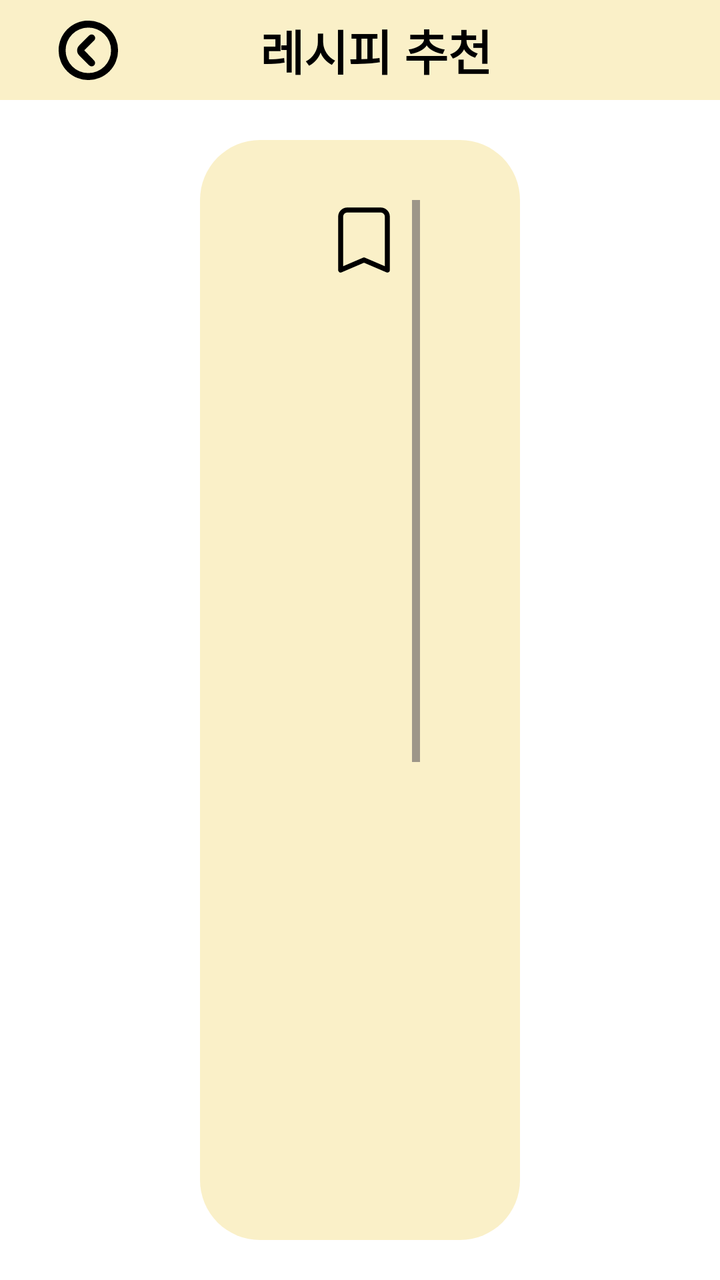
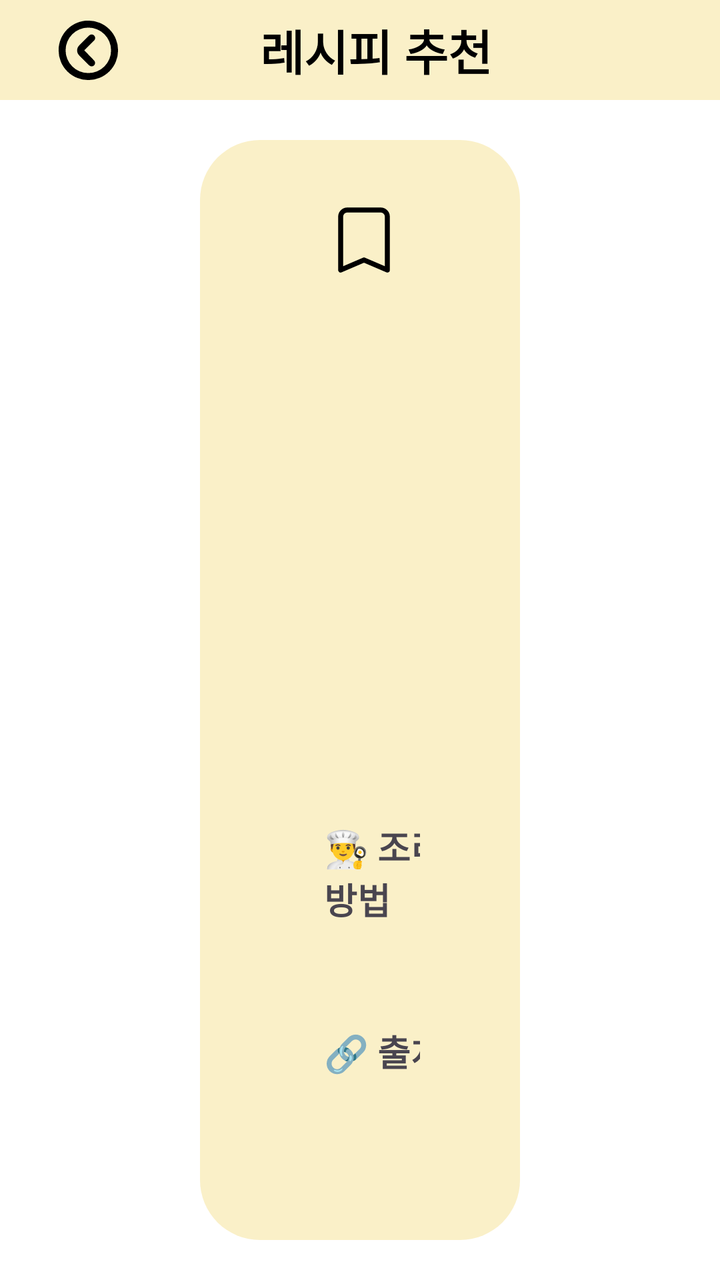

Two renders of the same Android screen: before a commit and after it. Below are the layout's source before the change and the commit's diff.
<!-- AndroidManifest.xml: application theme Theme.PickAndCook -->
<!-- res/layout/activity_recipe_detail.xml -->
<?xml version="1.0" encoding="utf-8"?>
<androidx.constraintlayout.widget.ConstraintLayout xmlns:android="http://schemas.android.com/apk/res/android"
    xmlns:app="http://schemas.android.com/apk/res-auto"
    xmlns:tools="http://schemas.android.com/tools"
    android:layout_width="match_parent"
    android:layout_height="match_parent"
    android:background="@android:color/white">

    <androidx.appcompat.widget.Toolbar
        android:id="@+id/toolbar"
        android:layout_width="0dp"
        android:layout_height="50dp"
        android:background="@color/main"
        android:paddingStart="16dp"
        app:navigationIcon="@drawable/ic_arrow_back"
        app:layout_constraintTop_toTopOf="parent"
        app:layout_constraintStart_toStartOf="parent"
        app:layout_constraintEnd_toEndOf="parent">

        <TextView
            android:layout_width="wrap_content"
            android:layout_height="wrap_content"
            android:layout_gravity="center"
            android:text="레시피 추천"
            android:textAppearance="@style/TitleTextStyle" />
    </androidx.appcompat.widget.Toolbar>

    <androidx.constraintlayout.widget.ConstraintLayout
        android:id="@+id/infoCard"
        android:layout_width="0dp"
        android:layout_height="0dp"
        android:background="@drawable/bg_rounded"
        android:backgroundTint="@color/main"
        android:paddingTop="30dp"
        android:paddingBottom="30dp"
        android:paddingLeft="50dp"
        android:paddingRight="50dp"
        android:layout_marginStart="100dp"
        android:layout_marginEnd="100dp"
        android:layout_marginTop="20dp"
        android:layout_marginBottom="20dp"
        app:layout_constraintTop_toBottomOf="@id/toolbar"
        app:layout_constraintStart_toStartOf="parent"
        app:layout_constraintEnd_toEndOf="parent"
        app:layout_constraintBottom_toBottomOf="parent">

        
        <ScrollView
            android:layout_width="0dp"
            android:layout_height="0dp"
            app:layout_constraintTop_toTopOf="parent"
            app:layout_constraintBottom_toBottomOf="parent"
            app:layout_constraintStart_toStartOf="parent"
            app:layout_constraintEnd_toEndOf="parent">

            <androidx.constraintlayout.widget.ConstraintLayout
                android:layout_width="match_parent"
                android:layout_height="wrap_content"
                android:paddingBottom="16dp">


                
                <TextView
                    android:id="@+id/recipeName"
                    android:layout_width="wrap_content"
                    android:layout_height="wrap_content"
                    android:text=""
                    android:textSize="@dimen/title2_text_size"
                    android:textStyle="bold"
                    android:textColor="@color/black"
                    app:layout_constraintTop_toTopOf="parent"
                    app:layout_constraintStart_toStartOf="parent"
                    app:layout_constraintEnd_toEndOf="parent" />

                
                <ImageView
                    android:id="@+id/bookmarkBtn"
                    android:layout_width="wrap_content"
                    android:layout_height="wrap_content"
                    android:src="@drawable/ic_bookmark_border"
                    android:contentDescription="즐겨찾기"
                    app:layout_constraintTop_toTopOf="parent"
                    app:layout_constraintEnd_toEndOf="parent"
                    android:layout_marginEnd="8dp" />

                <androidx.constraintlayout.widget.ConstraintLayout
                    android:id="@+id/imageWithIngredientsLayout"
                    android:layout_width="0dp"
                    android:layout_height="wrap_content"
                    android:layout_marginTop="30dp"
                    app:layout_constraintTop_toBottomOf="@id/recipeName"
                    app:layout_constraintStart_toStartOf="parent"
                    app:layout_constraintEnd_toEndOf="parent">

                    
                    <ImageView
                        android:id="@+id/recipeImageView"
                        android:layout_width="0dp"
                        android:layout_height="0dp"
                        app:layout_constraintWidth_percent="0.35"
                        app:layout_constraintDimensionRatio="1:1"
                        app:layout_constraintTop_toTopOf="parent"
                        app:layout_constraintStart_toStartOf="parent"
                        app:layout_constraintBottom_toBottomOf="parent"
                        app:layout_constraintEnd_toStartOf="@id/ingredientGroup"
                        android:scaleType="centerCrop" />

                    
                    <LinearLayout
                        android:id="@+id/ingredientGroup"
                        android:layout_width="0dp"
                        android:layout_height="wrap_content"
                        android:orientation="vertical"
                        android:layout_marginStart="80dp"
                        app:layout_constraintTop_toTopOf="@id/recipeImageView"
                        app:layout_constraintBottom_toBottomOf="@id/recipeImageView"
                        app:layout_constraintStart_toEndOf="@id/recipeImageView"
                        app:layout_constraintEnd_toEndOf="parent">

                        
                        <TextView
                            android:id="@+id/ingredientTitle"
                            android:layout_width="wrap_content"
                            android:layout_height="wrap_content"
                            android:text="📋 재료"
                            android:textStyle="bold"
                            android:textSize="@dimen/title1_text_size" />
                        <Button
                            android:id="@+id/compareFridgeBtn"
                            android:layout_width="wrap_content"
                            android:layout_height="wrap_content"
                            android:text="조미료 확인 및 내 냉장고에 없는 재료 찾기"/>


                        
                        <TextView
                            android:id="@+id/recipeIngredients"
                            android:layout_width="wrap_content"
                            android:layout_height="wrap_content"
                            android:layout_marginTop="4dp"
                            android:text=""
                            android:textSize="16dp" />
                    </LinearLayout>

                </androidx.constraintlayout.widget.ConstraintLayout>



                
                <TextView
                    android:id="@+id/stepTitle"
                    android:layout_width="wrap_content"
                    android:layout_height="wrap_content"
                    android:text="👨‍🍳 조리 방법"
                    android:textStyle="bold"
                    android:textSize="@dimen/title1_text_size"
                    android:layout_marginStart="12dp"
                    android:layout_marginTop="24dp"
                    app:layout_constraintTop_toBottomOf="@id/imageWithIngredientsLayout"
                    app:layout_constraintStart_toStartOf="parent" />

                
                <TextView
                    android:id="@+id/recipeSteps"
                    android:layout_width="0dp"
                    android:layout_height="wrap_content"
                    android:text=""
                    android:textSize="16dp"
                    android:layout_marginStart="12dp"
                    android:layout_marginTop="4dp"
                    app:layout_constraintTop_toBottomOf="@id/stepTitle"
                    app:layout_constraintStart_toStartOf="parent"
                    app:layout_constraintEnd_toEndOf="parent" />

                
                <TextView
                    android:id="@+id/sourceTitle"
                    android:layout_width="wrap_content"
                    android:layout_height="wrap_content"
                    android:text="🔗 출처"
                    android:textStyle="bold"
                    android:textSize="@dimen/title1_text_size"
                    android:layout_marginStart="12dp"
                    android:layout_marginTop="24dp"
                    app:layout_constraintTop_toBottomOf="@id/recipeSteps"
                    app:layout_constraintStart_toStartOf="parent" />

                
                <TextView
                    android:id="@+id/recipeSource"
                    android:layout_width="0dp"
                    android:layout_height="wrap_content"
                    android:text=""
                    android:autoLink="web"
                    android:textSize="16dp"
                    android:layout_marginStart="12dp"
                    android:layout_marginTop="4dp"
                    app:layout_constraintTop_toBottomOf="@id/sourceTitle"
                    app:layout_constraintStart_toStartOf="parent"
                    app:layout_constraintEnd_toEndOf="parent" />
            </androidx.constraintlayout.widget.ConstraintLayout>
        </ScrollView>
    </androidx.constraintlayout.widget.ConstraintLayout>
</androidx.constraintlayout.widget.ConstraintLayout>
<!-- resources referenced by this layout -->
<resources>
  <color name="black">#FF000000</color>
  <color name="main">#FAF0C8</color>
  <dimen name="title1_text_size">18sp</dimen>
  <dimen name="title2_text_size">20sp</dimen>
  <!-- drawable bg_rounded (drawable) -->
  <shape xmlns:android="http://schemas.android.com/apk/res/android"
      android:shape="rectangle">
      <solid android:color="#F8F4F4" />
      <corners android:radius="30dp" />
  </shape>
  <!-- drawable ic_arrow_back (drawable) -->
  <vector xmlns:android="http://schemas.android.com/apk/res/android"
      android:width="35dp"
      android:height="35dp"
      android:viewportWidth="200"
      android:viewportHeight="200">
    <path
        android:pathData="M100,15a85,85 0,1 0,85 85A84.93,84.93 0,0 0,100 15ZM100,165a65,65 0,1 1,65 -65A64.87,64.87 0,0 1,100 165ZM116.5,57.5a9.67,9.67 0,0 0,-14 0L74,86a19.92,19.92 0,0 0,0 28.5L102.5,143a9.9,9.9 0,0 0,14 -14l-28,-29L117,71.5C120.5,68 120.5,61.5 116.5,57.5Z"
        android:fillColor="#000000"/>
  </vector>
  <!-- drawable ic_bookmark_border (drawable) -->
  <vector xmlns:android="http://schemas.android.com/apk/res/android"
      android:width="40dp"
      android:height="40dp"
      android:viewportWidth="24"
      android:viewportHeight="24">
      <path
          android:fillColor="#00000000"
          android:strokeColor="#000000"
          android:strokeWidth="1.5"
          android:strokeLineJoin="round"
          android:strokeLineCap="round"
          android:pathData="M7 3h10a2 2 0 0 1 2 2v16l-7 -3 -7 3V5a2 2 0 0 1 2 -2z" />
  </vector>
  <style name="TitleTextStyle">
          <item name="android:textSize">24sp</item>
          <item name="android:textStyle">bold</item>
          <item name="android:textColor">#000000</item> 
          <item name="android:fontFamily">sans-serif-medium</item>
          <item name="android:gravity">center</item>
      </style>
  <style name="Theme.PickAndCook" parent="Base.Theme.PickAndCook" />
  <style name="Base.Theme.PickAndCook" parent="Theme.Material3.DayNight.NoActionBar">
          
          <item name="colorPrimary">@color/black</item>
      </style>
</resources>

<!-- the commit's change to res/layout/activity_recipe_detail.xml (unified diff, before → after) -->
@@ -117,20 +117,30 @@
                         app:layout_constraintStart_toEndOf="@id/recipeImageView"
                         app:layout_constraintEnd_toEndOf="parent">
 
-                        
-                        <TextView
-                            android:id="@+id/ingredientTitle"
-                            android:layout_width="wrap_content"
+                        <LinearLayout
+                            android:layout_width="match_parent"
                             android:layout_height="wrap_content"
-                            android:text="📋 재료"
-                            android:textStyle="bold"
-                            android:textSize="@dimen/title1_text_size" />
-                        <Button
-                            android:id="@+id/compareFridgeBtn"
-                            android:layout_width="wrap_content"
-                            android:layout_height="wrap_content"
-                            android:text="조미료 확인 및 내 냉장고에 없는 재료 찾기"/>
-
+                            android:orientation="horizontal"
+                            android:layout_marginBottom="8dp">
+
+                            <TextView
+                                android:id="@+id/ingredientTitle"
+                                android:layout_width="wrap_content"
+                                android:layout_height="wrap_content"
+                                android:text="📋 재료"
+                                android:textStyle="bold"
+                                android:textSize="@dimen/title1_text_size" />
+
+                            <Button
+                                android:id="@+id/compareFridgeBtn"
+                                android:layout_width="wrap_content"
+                                android:layout_height="wrap_content"
+                                android:layout_marginStart="40dp"
+                                android:backgroundTint="@color/red"
+                                android:textColor="@color/white"
+                                android:textSize="@dimen/button_size"
+                                android:text="🔍 없는 재료 확인" />
+                        </LinearLayout>
 
                         
                         <TextView
<!-- resource entries referenced after the edit -->
@@ -2,6 +2,9 @@
 <resources>
   <color name="black">#FF000000</color>
   <color name="main">#FAF0C8</color>
+  <color name="red">#E75A5A</color>
+  <color name="white">#FFFFFFFF</color>
+  <dimen name="button_size">13sp</dimen>
   <dimen name="title1_text_size">18sp</dimen>
   <dimen name="title2_text_size">20sp</dimen>
   <!-- drawable bg_rounded (drawable) -->
